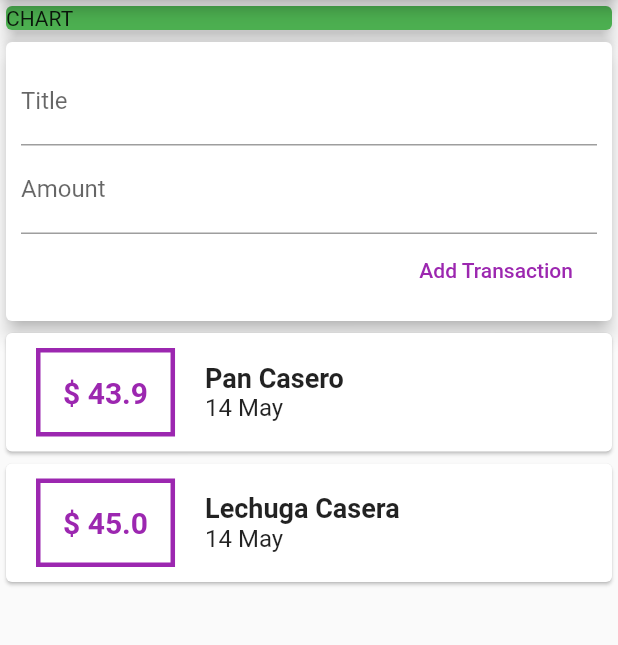
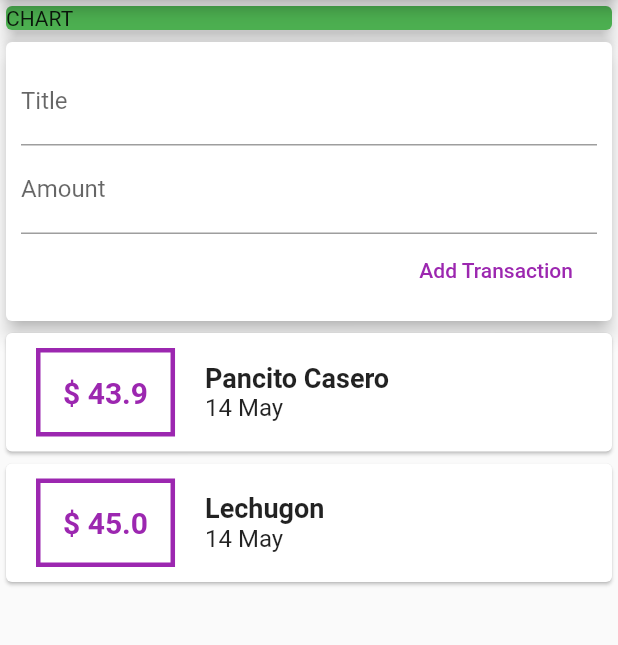
Before and after one commit to nachokhan/my_expenses, a Flutter app: the screen it shows after launch, after a tap on "Add Transaction", on a phone screen of 412 x 824 dp, the part 84-729 px from its top. Run offline on Flutter 3.47's test engine with Material 2 defaults, Android fonts, the phone set to English and light mode, and no system bars.

```diff
--- a/lib/widgets/w_joiner.dart
+++ b/lib/widgets/w_joiner.dart
@@ -1,4 +1,5 @@
 import 'package:flutter/material.dart';
+import '../models/transaction.dart';
 import './w_transaction_input.dart';
 import './w_transaction_list.dart';
 
@@ -8,14 +9,40 @@ class WJoiner extends StatefulWidget {
 }
 
 class _WJoinerState extends State<WJoiner> {
+  final List<Transaction> transactions = [
+    Transaction(
+      amount: 43.90,
+      date: DateTime.now(),
+      id: "1",
+      title: "Pancito Casero",
+    ),
+    Transaction(
+      amount: 45,
+      date: DateTime.now(),
+      id: "2",
+      title: "Lechugon",
+    )
+  ];
+
   @override
   Widget build(BuildContext context) {
     return Container(
         child: Column(
       children: <Widget>[
-        WTransactionInput(),
-        WTransactionList(),
+        WTransactionInput(addNewTransaction),
+        WTransactionList(transactions),
       ],
     ));
   }
+
+  addNewTransaction(String title, double amount) {
+    setState(() {
+      transactions.add(Transaction(
+        amount: amount,
+        title: title,
+        date: DateTime.now(),
+        id: DateTime.now().toString(),
+      ));
+    });
+  }
 }
--- a/lib/widgets/w_transaction_input.dart
+++ b/lib/widgets/w_transaction_input.dart
@@ -1,9 +1,12 @@
 import 'package:flutter/material.dart';
 
-final titleController = TextEditingController();
-final amountController = TextEditingController();
+class WTransactionInput extends StatelessWidget {
+  final titleController = TextEditingController();
+  final amountController = TextEditingController();
+  final Function onTxAdded;
 
-class WTransactionInput extends StatelessWidget {
+  WTransactionInput(this.onTxAdded);
+
   @override
   Widget build(BuildContext context) {
     return Container(
@@ -26,8 +29,10 @@ class WTransactionInput extends StatelessWidget {
                       child: Text("Add Transaction"),
                       textColor: Colors.purple,
                       onPressed: () {
-                        print("T: ${titleController.text}");
-                        print("A: ${amountController.text}");
+                        onTxAdded(
+                          titleController.text,
+                          double.parse(amountController.text),
+                        );
                       }),
                 ],
               ),
--- a/lib/widgets/w_transaction_list.dart
+++ b/lib/widgets/w_transaction_list.dart
@@ -4,20 +4,9 @@ import './w_transaction.dart';
 import '../models/transaction.dart';
 
 class WTransactionList extends StatelessWidget {
-  final List<Transaction> transactions = [
-    Transaction(
-      amount: 43.90,
-      date: DateTime.now(),
-      id: "1",
-      title: "Pan Casero",
-    ),
-    Transaction(
-      amount: 45,
-      date: DateTime.now(),
-      id: "2",
-      title: "Lechuga Casera",
-    )
-  ];
+  final List<Transaction> transactions;
+
+  WTransactionList(this.transactions);
 
   @override
   Widget build(BuildContext context) {
```
